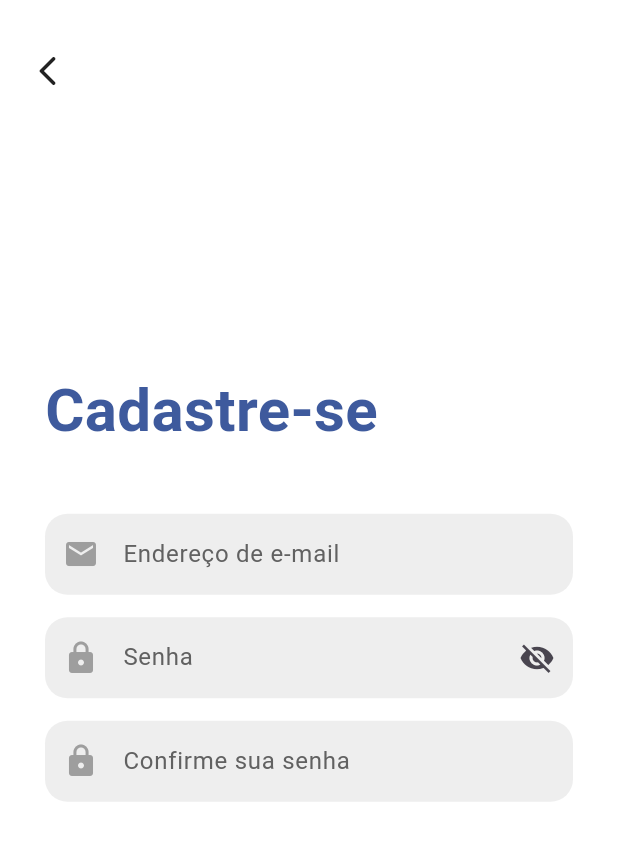
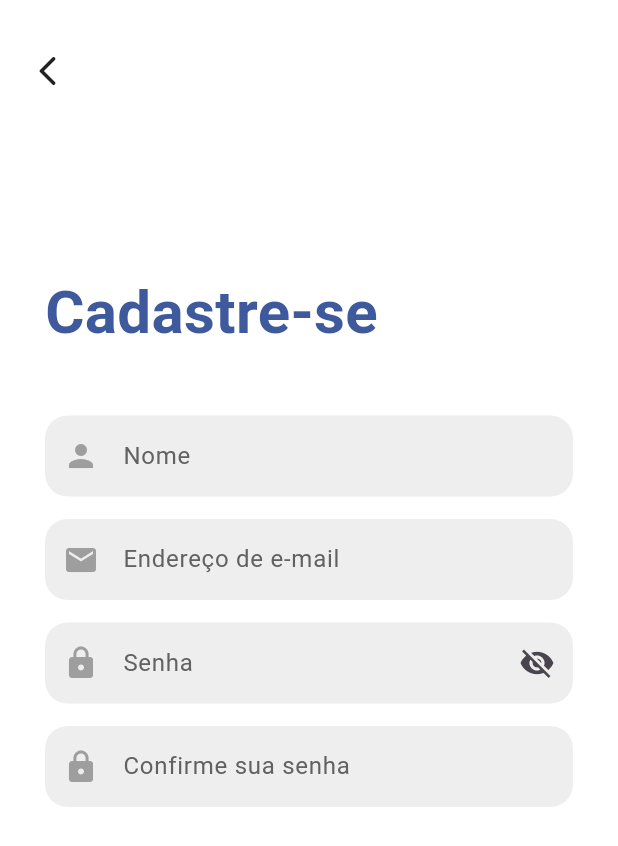
Before and after one commit to JMiguelsilva2003/PCQI, a Flutter app: the Cadastro screen opened by its route, on a phone screen of 412 x 824 dp. Shown: the top 846 px of the screen. Run offline on Flutter 3.47's test engine with Material 3 defaults, Android fonts, the phone set to English and light mode, and no system bars; missing offline and left inert: loading_icon_button.

Commit message:
Adição do campo de texto "Nome" na tela de cadastro

```diff
--- a/pcqi_app/lib/screens/cadastro.dart
+++ b/pcqi_app/lib/screens/cadastro.dart
@@ -13,10 +13,12 @@ class Cadastro extends StatefulWidget {
 
 class _CadastroState extends State<Cadastro> {
   final GlobalKey<FormState> formKeyCadastro = GlobalKey<FormState>();
+  final TextEditingController inputControllerNome = TextEditingController();
   final TextEditingController inputControllerEmail = TextEditingController();
   final TextEditingController inputControllerSenha = TextEditingController();
   final TextEditingController inputControllerSenhaConfirmacao =
       TextEditingController();
+  final FocusNode focusNodeNome = FocusNode();
   final FocusNode focusNodeEmail = FocusNode();
   final FocusNode focusNodeSenha = FocusNode();
   final FocusNode focusNodeSenhaConfirmacao = FocusNode();
@@ -27,7 +29,10 @@ class _CadastroState extends State<Cadastro> {
   Widget build(BuildContext context) {
     return Scaffold(
       backgroundColor: AppColors.branco,
+      resizeToAvoidBottomInset: true,
       body: Stack(
+        children: [
+          ListView(
             children: [
               Padding(
                 padding: const EdgeInsets.all(30),
@@ -36,6 +41,9 @@ class _CadastroState extends State<Cadastro> {
                     mainAxisSize: MainAxisSize.min,
                     crossAxisAlignment: CrossAxisAlignment.start,
                     children: [
+                      SizedBox(
+                        height: MediaQuery.of(context).viewInsets.top + 150,
+                      ),
                       // Título
                       Text("Cadastre-se", style: AppStyles.textStyleTitulo),
 
@@ -47,10 +55,46 @@ class _CadastroState extends State<Cadastro> {
                         key: formKeyCadastro,
                         child: Column(
                           children: [
+                            // Widget de nome
+                            TextFormField(
+                              controller: inputControllerNome,
+                              focusNode: focusNodeNome,
+                              autofillHints: [AutofillHints.name],
+                              buildCounter:
+                                  (
+                                    BuildContext context, {
+                                    int? currentLength,
+                                    int? maxLength,
+                                    bool? isFocused,
+                                  }) => null,
+                              maxLength: 80,
+                              decoration: AppStyles.textFieldDecoration('Nome')
+                                  .copyWith(
+                                    prefixIcon: Icon(
+                                      Icons.person,
+                                      color: AppColors.cinza,
+                                    ),
+                                  ),
+                              validator: verificarCampoNome,
+                              onChanged: onChangedForm,
+                              style: AppStyles.textFieldTextStyle,
+                              textInputAction: TextInputAction.next,
+                              onFieldSubmitted: (_) {
+                                FocusScope.of(
+                                  context,
+                                ).requestFocus(focusNodeEmail);
+                              },
+                            ),
+
+                            // Espaço
+                            const SizedBox(height: 15),
+
                             // Email widget
                             TextFormField(
                               controller: inputControllerEmail,
                               focusNode: focusNodeEmail,
+                              autofillHints: [AutofillHints.email],
+                              keyboardType: TextInputType.emailAddress,
                               buildCounter:
                                   (
                                     BuildContext context, {
@@ -72,7 +116,9 @@ class _CadastroState extends State<Cadastro> {
                               validator: verificarCampoEmail,
                               onChanged: onChangedForm,
                               onFieldSubmitted: (_) {
-                            FocusScope.of(context).requestFocus(focusNodeSenha);
+                                FocusScope.of(
+                                  context,
+                                ).requestFocus(focusNodeSenha);
                               },
                             ),
 
@@ -85,6 +131,7 @@ class _CadastroState extends State<Cadastro> {
                               focusNode: focusNodeSenha,
                               obscureText: visibilidadeSenha,
                               autofillHints: [AutofillHints.password],
+                              keyboardType: TextInputType.visiblePassword,
                               buildCounter:
                                   (
                                     BuildContext context, {
@@ -106,8 +153,8 @@ class _CadastroState extends State<Cadastro> {
                                           ? Icon(Icons.visibility_off)
                                           : Icon(Icons.visibility),
                                       onPressed: () => setState(
-                                    () =>
-                                        visibilidadeSenha = !visibilidadeSenha,
+                                        () => visibilidadeSenha =
+                                            !visibilidadeSenha,
                                       ),
                                     ),
                                   ),
@@ -170,6 +217,8 @@ class _CadastroState extends State<Cadastro> {
                   ),
                 ),
               ),
+            ],
+          ),
           // Seta para voltar à tela anterior
           voltarTelaAnterior(),
         ],
@@ -184,7 +233,7 @@ class _CadastroState extends State<Cadastro> {
       type: ButtonType.elevated,
       onPressed: () async {
         // método para enviar cadastro aqui
-        verificaCamposValidos();
+        verificaCamposValidos(formKeyCadastro);
       },
       successDuration: Duration(seconds: 0),
       style: AppStyles.loadingButtonStyle,
@@ -206,7 +255,14 @@ class _CadastroState extends State<Cadastro> {
     ),
   );
 
-  /* ----- Métodos para verificar se os campos de texto estão corretamente preenchidos ----- */
+  String? verificarCampoNome(String? value) {
+    // Verifica se o campo não está vazio
+    if (value!.isEmpty) {
+      mostrarErroFormInput = true;
+      return "O campo não deve estar vazio";
+    }
+    return null;
+  }
 
   String? verificarCampoEmail(String? value) {
     final pattern =
@@ -271,8 +327,8 @@ class _CadastroState extends State<Cadastro> {
   }
 
   // Verifica se todos os campos de texto necessários para o cadastro estão preenchidos
-  bool verificaCamposValidos() {
-    return formKeyCadastro.currentState!.validate();
+  bool verificaCamposValidos(formKey) {
+    return formKey.currentState!.validate();
   }
 
   void onChangedForm(String value) {
```
Lines whose indentation alone changed are shown as unchanged.
